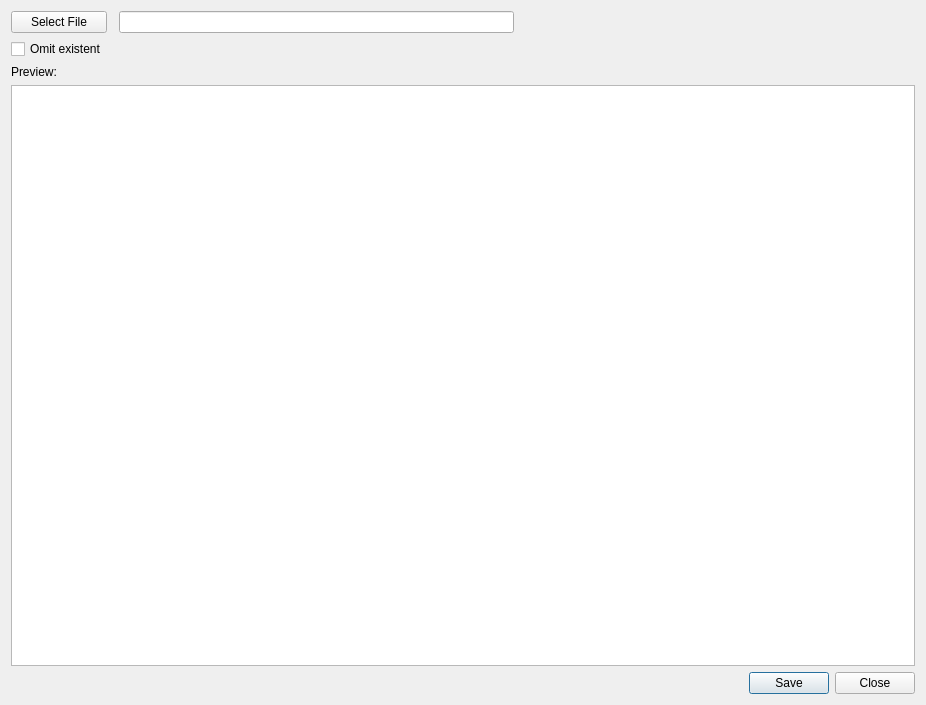
Above: braviz/interaction/qt_guis/import_from_excel.ui from diego0020/braviz-app before the change. Below: the same form after it.
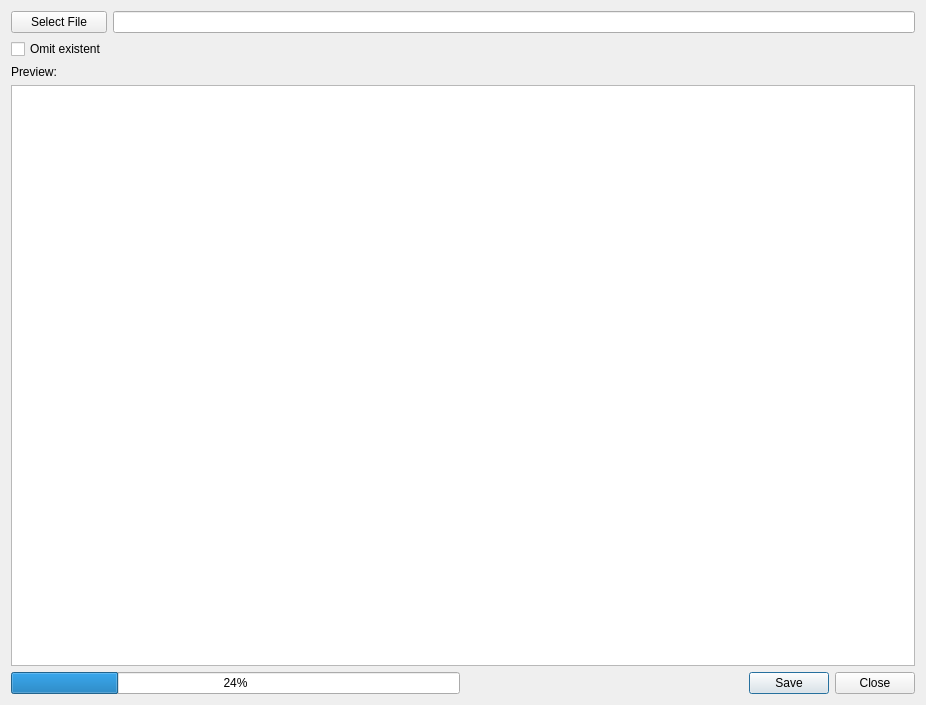
That is the form after the change.

Commit message: - progress bar in import from excel - bug in subject overview: Invalid scalars would throw exceptions and don't let  context panel to update.

What changed in the file:
```diff
--- a/braviz/interaction/qt_guis/import_from_excel.ui
+++ b/braviz/interaction/qt_guis/import_from_excel.ui
@@ -13,63 +13,81 @@
   <property name="windowTitle">
    <string>Import from excel</string>
   </property>
-  <layout class="QGridLayout" name="gridLayout">
-   <item row="0" column="0">
-    <widget class="QPushButton" name="select_file_button">
-     <property name="text">
-      <string>Select File</string>
-     </property>
+  <layout class="QVBoxLayout" name="verticalLayout">
+   <item>
+    <widget class="QFrame" name="frame">
+     <layout class="QGridLayout" name="gridLayout_2">
+      <property name="margin">
+       <number>0</number>
+      </property>
+      <item row="0" column="0">
+       <widget class="QPushButton" name="select_file_button">
+        <property name="text">
+         <string>Select File</string>
+        </property>
+       </widget>
+      </item>
+      <item row="0" column="1">
+       <widget class="QLineEdit" name="file_name_label">
+        <property name="readOnly">
+         <bool>true</bool>
+        </property>
+       </widget>
+      </item>
+      <item row="1" column="0">
+       <widget class="QCheckBox" name="omitExistent">
+        <property name="toolTip">
+         <string>Omit variables whose name appears already in the database</string>
+        </property>
+        <property name="text">
+         <string>Omit existent</string>
+        </property>
+       </widget>
+      </item>
+     </layout>
     </widget>
    </item>
-   <item row="3" column="0" colspan="4">
-    <widget class="QTableView" name="tableView">
-     <property name="alternatingRowColors">
-      <bool>true</bool>
-     </property>
-    </widget>
-   </item>
-   <item row="0" column="3">
-    <spacer name="horizontalSpacer">
-     <property name="orientation">
-      <enum>Qt::Horizontal</enum>
-     </property>
-     <property name="sizeHint" stdset="0">
-      <size>
-       <width>40</width>
-       <height>20</height>
-      </size>
-     </property>
-    </spacer>
-   </item>
-   <item row="4" column="0" colspan="4">
-    <widget class="QDialogButtonBox" name="buttonBox">
-     <property name="standardButtons">
-      <set>QDialogButtonBox::Close|QDialogButtonBox::Save</set>
-     </property>
-    </widget>
-   </item>
-   <item row="0" column="2">
-    <widget class="QLineEdit" name="file_name_label">
-     <property name="readOnly">
-      <bool>true</bool>
-     </property>
-    </widget>
-   </item>
-   <item row="2" column="0">
+   <item>
     <widget class="QLabel" name="label">
      <property name="text">
       <string>Preview:</string>
      </property>
     </widget>
    </item>
-   <item row="1" column="0">
-    <widget class="QCheckBox" name="omitExistent">
-     <property name="toolTip">
-      <string>Omit variables whose name appears already in the database</string>
+   <item>
+    <widget class="QTableView" name="tableView">
+     <property name="alternatingRowColors">
+      <bool>true</bool>
      </property>
-     <property name="text">
-      <string>Omit existent</string>
+    </widget>
+   </item>
+   <item>
+    <widget class="QFrame" name="frame_2">
+     <property name="frameShape">
+      <enum>QFrame::NoFrame</enum>
      </property>
+     <property name="frameShadow">
+      <enum>QFrame::Plain</enum>
+     </property>
+     <layout class="QHBoxLayout" name="horizontalLayout">
+      <property name="margin">
+       <number>0</number>
+      </property>
+      <item>
+       <widget class="QProgressBar" name="progressBar">
+        <property name="value">
+         <number>24</number>
+        </property>
+       </widget>
+      </item>
+      <item>
+       <widget class="QDialogButtonBox" name="buttonBox">
+        <property name="standardButtons">
+         <set>QDialogButtonBox::Close|QDialogButtonBox::Save</set>
+        </property>
+       </widget>
+      </item>
+     </layout>
     </widget>
    </item>
   </layout>
```
The commit also changes 3 other files.
